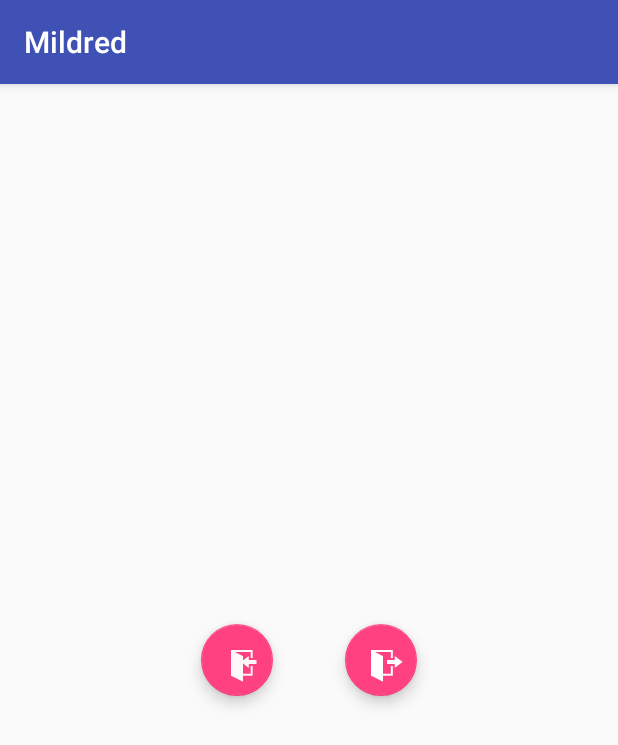
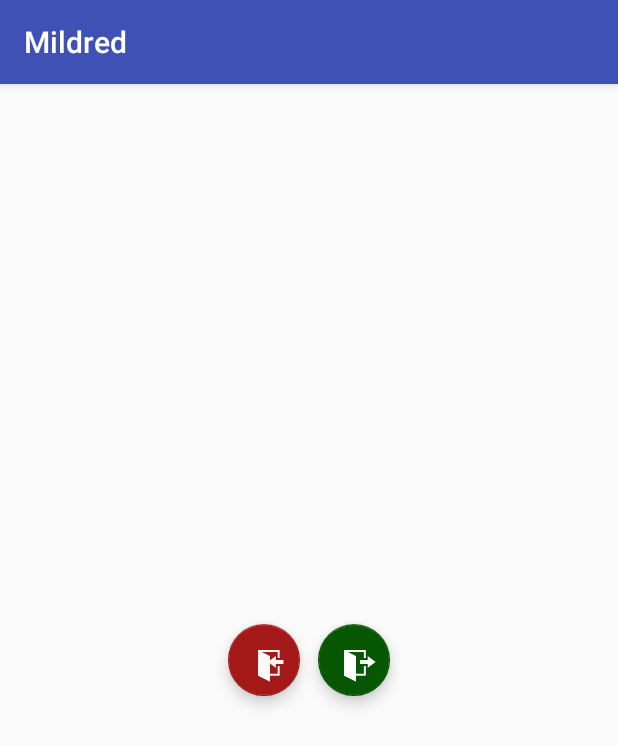
Before and after one commit to RbkGh/mildred, an Android app: the fragment FragmentHome placed in its activity, on a phone screen of 412 x 824 dp. Shown: the top 745 px of the screen. Run offline under Robolectric (Android 15) with nearby library versions, the light colour scheme and no system bars; libraries missing offline, so code that uses them is left out: me.yokeyword.fragmentation, me.yokeyword.fragmentation_swipeback; 1 statement that could not run was skipped.

Commit message:
Minor ui changes

```diff
--- a/mobile/src/main/res/layout/fragment_home.xml
+++ b/mobile/src/main/res/layout/fragment_home.xml
@@ -6,21 +6,21 @@
     tools:context="com.swiftpot.android.mildred.fragments.FragmentHome">
 
 
-
     <android.support.design.widget.FloatingActionButton
         android:id="@+id/imageButton"
         android:layout_width="48dp"
         android:layout_height="48dp"
-                app:srcCompat="@mipmap/ic_sign_in"
         android:layout_alignBottom="@+id/view6"
-                android:layout_toStartOf="@+id/view6" />
+        android:layout_toStartOf="@+id/view6"
+        app:backgroundTint="#a51818"
+        app:srcCompat="@mipmap/ic_sign_in" />
 
 
     <view
         class="android.support.v4.widget.Space"
         id="@+id/view5"
         layout_centerHorizontal="true"
-        android:layout_width="48dp"
+        android:layout_width="12dp"
         android:layout_height="48dp"
         android:layout_centerVertical="true"
         android:layout_centerHorizontal="true"
@@ -32,7 +32,9 @@
         android:layout_height="48dp"
         android:layout_alignBottom="@+id/view6"
         android:layout_toEndOf="@+id/view6"
-                app:srcCompat="@mipmap/ic_sign_out" />
+        app:backgroundTint="@color/DeepGreen"
+        android:src="@mipmap/ic_sign_out" />
+
 
 
 </RelativeLayout>
--- a/mobile/src/main/res/values/colors.xml
+++ b/mobile/src/main/res/values/colors.xml
@@ -1,6 +1,7 @@
 <?xml version="1.0" encoding="utf-8"?>
 <resources>
     <color name="colorPrimary">#3F51B5</color>
-    <color name="colorPrimaryDark">#303F9F</color>
+    <color name="colorPrimaryDark">#303f9f</color>
     <color name="colorAccent">#FF4081</color>
+    <color name="DeepGreen">#075602</color>
 </resources>
```
Lines whose indentation alone changed are shown as unchanged.
